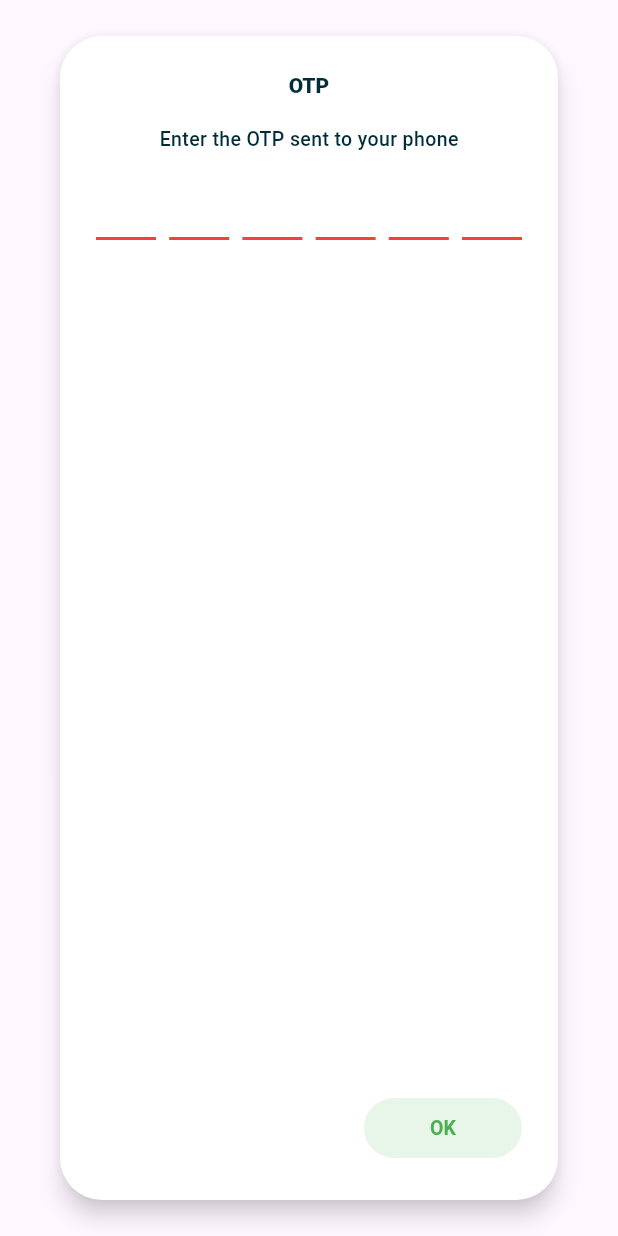
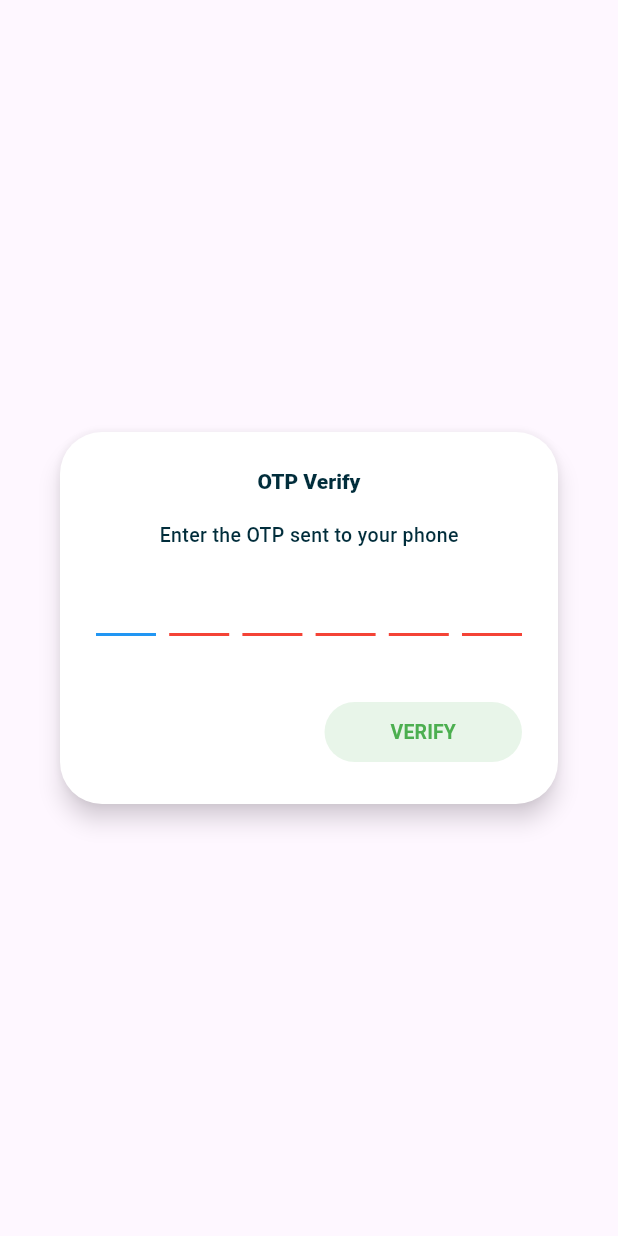
Before and after one commit to naing-pyae-hlyan/apos-app, a Flutter app: the _OTPDialog widget shown alone on an empty page, opened directly with empty values, on a phone screen of 412 x 824 dp. Run offline on Flutter 3.47's test engine with Material 3 defaults, Android fonts, the phone set to English and light mode, and no system bars; drawn by our look-alikes of pin_code_fields; our stand-ins replace cloud_firestore, curved_labeled_navigation_bar, equatable, firebase_auth, firebase_core, firebase_messaging and 5 more; accounts and stored records are empty.

Commit message:
0.0.8 => NEW: RegisterWithPhone.

```diff
--- a/lib/views/dialogs/otp_dialog.dart
+++ b/lib/views/dialogs/otp_dialog.dart
@@ -44,7 +44,7 @@ class __OTPDialogState extends State<_OTPDialog> {
 
   @override
   void dispose() {
-    pinTxtCtrl.dispose();
+    if (mounted) pinTxtCtrl.dispose();
     super.dispose();
   }
 
@@ -54,8 +54,9 @@ class __OTPDialogState extends State<_OTPDialog> {
       backgroundColor: Colors.white,
       surfaceTintColor: Colors.white,
       shadowColor: Consts.secondaryColor,
-      title: myTitle("OTP", textAlign: TextAlign.center),
+      title: myTitle("OTP Verify", textAlign: TextAlign.center),
       content: Column(
+        mainAxisSize: MainAxisSize.min,
         children: [
           myText("Enter the OTP sent to your phone"),
           verticalHeight8,
@@ -63,8 +64,10 @@ class __OTPDialogState extends State<_OTPDialog> {
             width: context.screenWidth * 0.7,
             child: PinCodeTextField(
               appContext: context,
+              autoFocus: true,
               controller: pinTxtCtrl,
               length: 6,
+              cursorColor: Consts.primaryColor,
               onCompleted: (_) => _verifyOTP(),
             ),
           ),
@@ -82,7 +85,7 @@ class __OTPDialogState extends State<_OTPDialog> {
           child: Padding(
             padding: const EdgeInsets.symmetric(horizontal: 32),
             child: myText(
-              "OK",
+              "VERIFY",
               color: Colors.green,
               fontWeight: FontWeight.bold,
             ),
--- a/lib/views/pages/login_page.dart
+++ b/lib/views/pages/login_page.dart
@@ -21,6 +21,7 @@ class _LoginPageState extends State<LoginPage> {
   final passwordFn = FocusNode();
 
   void _login() {
+    errorBloc.add(ErrorEventResert());
     final password = passwordTxtCtrl.text;
     final hashPassword = HashUtils.hashPassword(password);
     authBloc.add(AuthEventLogin(
--- a/lib/views/pages/nav_home_page.dart
+++ b/lib/views/pages/nav_home_page.dart
@@ -37,12 +37,12 @@ class _NavHomePageState extends State<NavHomePage> {
           color: Consts.primaryColor,
           backgroundColor: Consts.scaffoldBackgroundColor,
           buttonBackgroundColor: Consts.primaryColor,
-          height: 56,
           items: [
             CurvedNavigationBarItem(
               child: const Icon(
                 Icons.home_rounded,
                 size: 30,
+                color: Colors.white,
               ),
               label: "Home",
               labelStyle: navBarLabelStyle,
@@ -51,6 +51,7 @@ class _NavHomePageState extends State<NavHomePage> {
               child: const Icon(
                 Icons.favorite,
                 size: 30,
+                color: Colors.white,
               ),
               label: "Favorite",
               labelStyle: navBarLabelStyle,
@@ -59,6 +60,7 @@ class _NavHomePageState extends State<NavHomePage> {
               child: const Icon(
                 Icons.receipt_long,
                 size: 30,
+                color: Colors.white,
               ),
               label: "Orders",
               labelStyle: navBarLabelStyle,
@@ -67,6 +69,7 @@ class _NavHomePageState extends State<NavHomePage> {
               child: const Icon(
                 Icons.account_circle_rounded,
                 size: 30,
+                color: Colors.white,
               ),
               label: "Account",
               labelStyle: navBarLabelStyle,
--- a/pubspec.yaml
+++ b/pubspec.yaml
@@ -1,7 +1,7 @@
 name: apos_app
 description: "A new Flutter project."
 publish_to: 'none'
-version: 0.0.7
+version: 0.0.9
 
 environment:
   sdk: '>=3.4.0 <4.0.0'
```
Also changed, not shown: changelog.txt.
